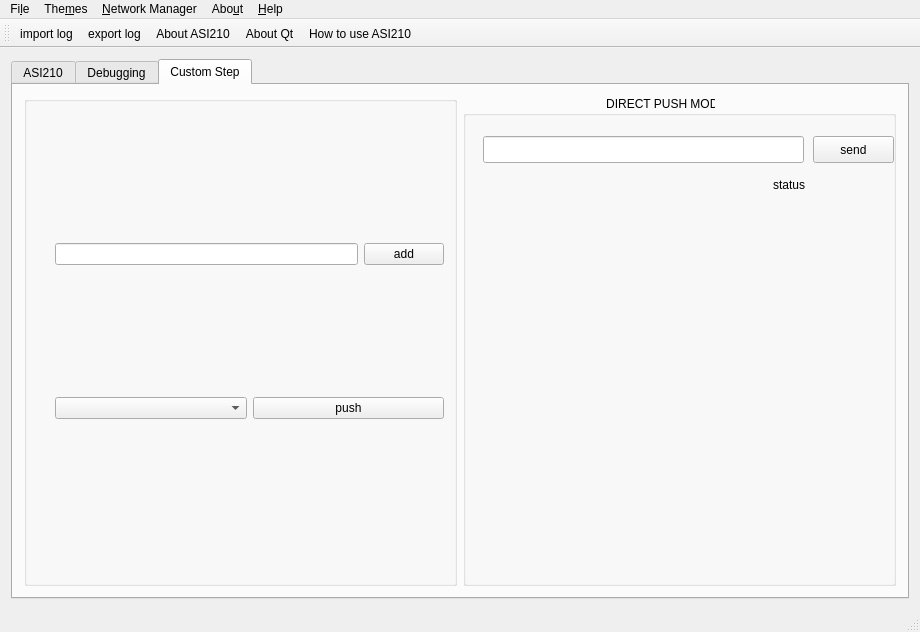
atakanakbulut/ASI210, file mainwindow.ui: the form before one commit.
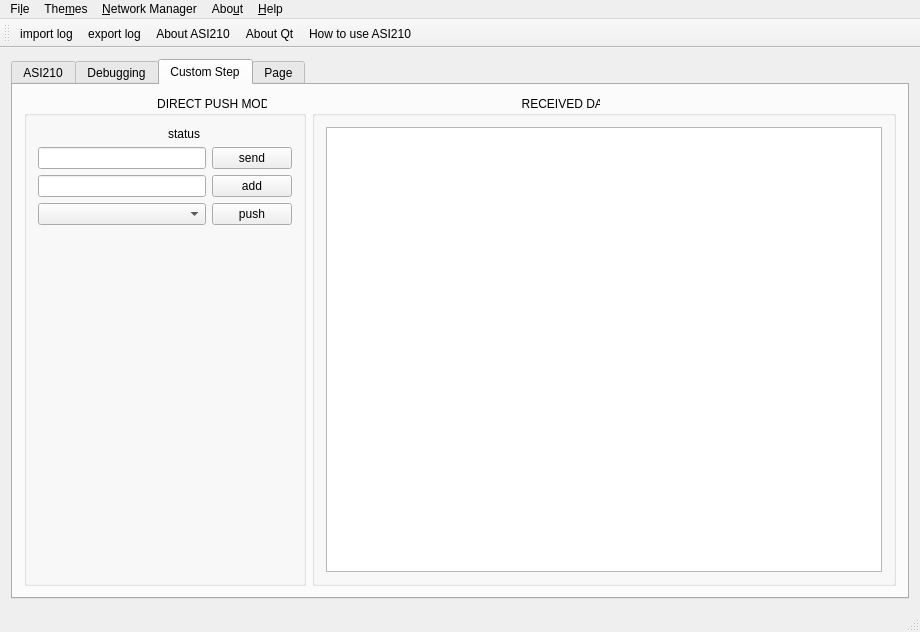
The form after the commit. The open tabs and pages were chosen to show the change. Icons and pictures are not drawn.

```diff
--- a/mainwindow.ui
+++ b/mainwindow.ui
@@ -240,20 +240,50 @@
        <layout class="QGridLayout" name="gridLayout_7">
         <item row="0" column="0">
          <layout class="QGridLayout" name="gridLayout_6">
+          <item row="0" column="1">
+           <widget class="QGroupBox" name="groupBox_3">
+            <property name="title">
+             <string extracomment="this mode directly send to command on serialport">                                                               RECEIVED DATA</string>
+            </property>
+            <layout class="QGridLayout" name="gridLayout_11">
+             <item row="0" column="0">
+              <widget class="QPlainTextEdit" name="plainTextEdit"/>
+             </item>
+            </layout>
+            <zorder>groupBox_2</zorder>
+            <zorder>plainTextEdit</zorder>
+           </widget>
+          </item>
           <item row="0" column="0">
            <widget class="QGroupBox" name="groupBox_2">
             <property name="title">
+             <string>                                        DIRECT PUSH MODE</string>
+            </property>
+            <layout class="QGridLayout" name="gridLayout_10">
+             <item row="0" column="1">
+              <widget class="QLabel" name="label">
+               <property name="text">
+                <string>status</string>
+               </property>
+              </widget>
+             </item>
+             <item row="1" column="0" colspan="2">
+              <layout class="QGridLayout" name="gridLayout_9">
+               <item row="0" column="0">
+                <widget class="QLineEdit" name="pushcmd">
+                 <property name="placeholderText">
              <string/>
             </property>
-            <widget class="QWidget" name="layoutWidget">
-             <property name="geometry">
-              <rect>
-               <x>20</x>
-               <y>10</y>
-               <width>411</width>
-               <height>451</height>
-              </rect>
-             </property>
+                </widget>
+               </item>
+               <item row="0" column="1">
+                <widget class="QPushButton" name="pushButton_6">
+                 <property name="text">
+                  <string>send</string>
+                 </property>
+                </widget>
+               </item>
+               <item row="1" column="0" colspan="2">
              <layout class="QGridLayout" name="gridLayout_8">
               <item row="0" column="0">
                <widget class="QLineEdit" name="getcustomparam"/>
@@ -265,12 +295,10 @@
                 </property>
                </widget>
               </item>
-              <item row="1" column="0" colspan="2">
-               <layout class="QHBoxLayout" name="horizontalLayout_2">
-                <item>
+                 <item row="1" column="0">
                  <widget class="QComboBox" name="comboBox_custom"/>
                 </item>
-                <item>
+                 <item row="1" column="1">
                  <widget class="QPushButton" name="pushButton">
                   <property name="text">
                    <string>push</string>
@@ -280,55 +308,66 @@
                </layout>
               </item>
              </layout>
-            </widget>
-           </widget>
+             </item>
+             <item row="2" column="0">
+              <spacer name="verticalSpacer">
+               <property name="orientation">
+                <enum>Qt::Vertical</enum>
+               </property>
+               <property name="sizeHint" stdset="0">
+                <size>
+                 <width>20</width>
+                 <height>320</height>
+                </size>
+               </property>
+              </spacer>
+             </item>
+            </layout>
+           </widget>
+          </item>
+         </layout>
+        </item>
+       </layout>
+      </widget>
+      <widget class="QWidget" name="tab">
+       <attribute name="title">
+        <string>Page</string>
+       </attribute>
+       <widget class="QLabel" name="label_2">
+        <property name="geometry">
+         <rect>
+          <x>30</x>
+          <y>20</y>
+          <width>851</width>
+          <height>391</height>
+         </rect>
+        </property>
+        <property name="text">
+         <string/>
+        </property>
+       </widget>
+       <widget class="QWidget" name="">
+        <property name="geometry">
+         <rect>
+          <x>80</x>
+          <y>460</y>
+          <width>751</width>
+          <height>29</height>
+         </rect>
+        </property>
+        <layout class="QGridLayout" name="gridLayout_12">
+         <item row="0" column="0">
+          <widget class="QLineEdit" name="lineEdit_label"/>
           </item>
           <item row="0" column="1">
-           <widget class="QGroupBox" name="groupBox_3">
-            <property name="title">
-             <string extracomment="this mode directly send to command on serialport">                                           DIRECT PUSH MODE</string>
-            </property>
-            <widget class="QLineEdit" name="pushcmd">
-             <property name="geometry">
-              <rect>
-               <x>20</x>
-               <y>40</y>
-               <width>321</width>
-               <height>27</height>
-              </rect>
-             </property>
-            </widget>
-            <widget class="QPushButton" name="pushButton_6">
-             <property name="geometry">
-              <rect>
-               <x>350</x>
-               <y>40</y>
-               <width>81</width>
-               <height>27</height>
-              </rect>
-             </property>
+          <widget class="QPushButton" name="pushButton_7">
              <property name="text">
-              <string>send</string>
-             </property>
-            </widget>
-            <widget class="QLabel" name="label">
-             <property name="geometry">
-              <rect>
-               <x>310</x>
-               <y>80</y>
-               <width>67</width>
-               <height>17</height>
-              </rect>
-             </property>
-             <property name="text">
-              <string>status</string>
-             </property>
-            </widget>
-           </widget>
-          </item>
-         </layout>
-        </item>
-       </layout>
+            <string>PushButton</string>
+           </property>
+          </widget>
+         </item>
+        </layout>
+       </widget>
       </widget>
      </widget>
     </item>
```
Left out of the diff: 17 changed lines with no effect on the pictures. Lines whose indentation alone changed are shown as unchanged.
